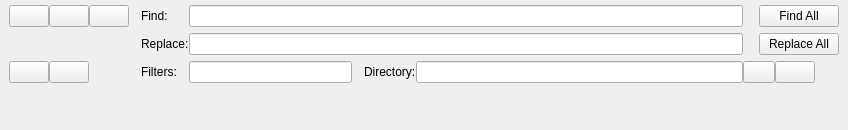
Old version of the form src/finder/WFindReqWidget.ui in the repository marcinmagier/wolverine.
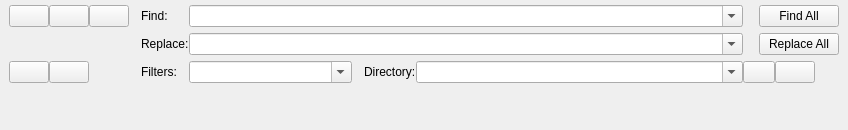
New version of the form. The open tabs and pages were chosen to show the change.

Commit message: combo instead of edit line

```diff
--- a/src/finder/WFindReqWidget.ui
+++ b/src/finder/WFindReqWidget.ui
@@ -462,9 +462,6 @@
         </property>
        </widget>
       </item>
-      <item row="2" column="5">
-       <widget class="QLineEdit" name="edit2Filters"/>
-      </item>
       <item row="2" column="6">
        <spacer name="hsp2Space1">
         <property name="orientation">
@@ -501,9 +498,6 @@
         </property>
        </widget>
       </item>
-      <item row="2" column="8">
-       <widget class="QLineEdit" name="edit2Directory"/>
-      </item>
       <item row="2" column="0">
        <widget class="QPushButton" name="btn2InSubDirs">
         <property name="text">
@@ -560,9 +554,6 @@
         </property>
        </spacer>
       </item>
-      <item row="0" column="5" colspan="4">
-       <widget class="QLineEdit" name="edit2SearchPattern"/>
-      </item>
       <item row="0" column="0">
        <widget class="QPushButton" name="btn2CaseSensitive">
         <property name="text">
@@ -599,9 +590,6 @@
         </property>
        </spacer>
       </item>
-      <item row="1" column="5" colspan="4">
-       <widget class="QLineEdit" name="edit2ReplacePattern"/>
-      </item>
       <item row="1" column="4">
        <widget class="QLabel" name="lbl2Replace">
         <property name="text">
@@ -642,6 +630,34 @@
         </property>
        </widget>
       </item>
+      <item row="0" column="5" colspan="4">
+       <widget class="QComboBox" name="cmb2SearchPattern">
+        <property name="editable">
+         <bool>true</bool>
+        </property>
+       </widget>
+      </item>
+      <item row="2" column="8">
+       <widget class="QComboBox" name="cmb2Directory">
+        <property name="editable">
+         <bool>true</bool>
+        </property>
+       </widget>
+      </item>
+      <item row="2" column="5">
+       <widget class="QComboBox" name="cmb2Filters">
+        <property name="editable">
+         <bool>true</bool>
+        </property>
+       </widget>
+      </item>
+      <item row="1" column="5" colspan="4">
+       <widget class="QComboBox" name="cmb2ReplacePattern">
+        <property name="editable">
+         <bool>true</bool>
+        </property>
+       </widget>
+      </item>
      </layout>
     </item>
     <item>
```
Left out of the diff: 53 changed lines with no effect on the pictures.
